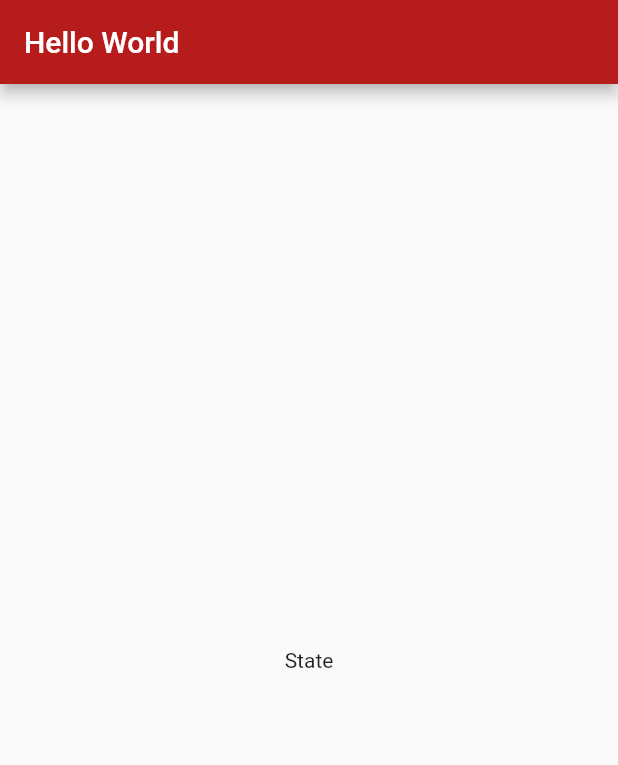
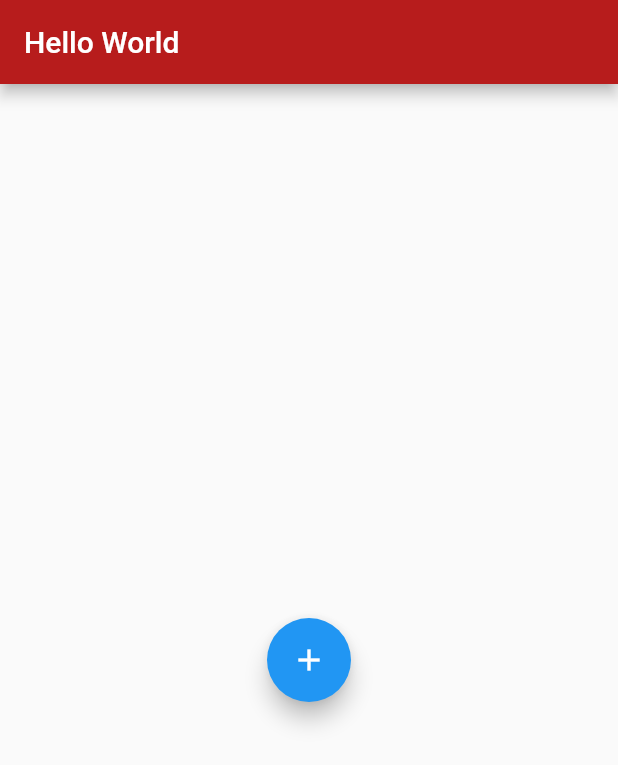
Before and after one commit to TranDangKhoi/flutter-learning, a Flutter app: the screen it shows after launch, on a phone screen of 412 x 824 dp. Shown: the top 765 px of the screen. Run offline on Flutter 3.47's test engine with Material 2 defaults, Android fonts, the phone set to English and light mode, and no system bars.

Commit message:
:+1: States and setStates in Flutter

```diff
--- a/lib/main.dart
+++ b/lib/main.dart
@@ -8,7 +8,7 @@ void main() {
             backgroundColor: Colors.red[900], title: const Text("Hello World")),
         body: const Center(
           // child: const Text("Hello world!", textAlign: TextAlign.center),
-          child: MyOwnWidget(loading: false),
+          child: MySecondWidget(loading: false),
         ),
       ),
     ),
@@ -25,3 +25,38 @@ class MyOwnWidget extends StatelessWidget {
     return loading ? const CircularProgressIndicator() : const Text("State");
   }
 }
+
+class MySecondWidget extends StatefulWidget {
+  final bool loading;
+
+  const MySecondWidget({super.key, required this.loading});
+
+  @override
+  State<StatefulWidget> createState() {
+    return MySecondWidgetState();
+  }
+}
+
+class MySecondWidgetState extends State<MySecondWidget> {
+  late bool loadingState;
+
+  @override
+  void initState() {
+    super.initState();
+    loadingState = widget.loading;
+  }
+
+  @override
+  Widget build(BuildContext context) {
+    return loadingState
+        ? const CircularProgressIndicator()
+        : FloatingActionButton(
+            onPressed: onClickButton, child: const Icon(Icons.add));
+  }
+
+  void onClickButton() {
+    setState(() {
+      loadingState = !loadingState;
+    });
+  }
+}
```
